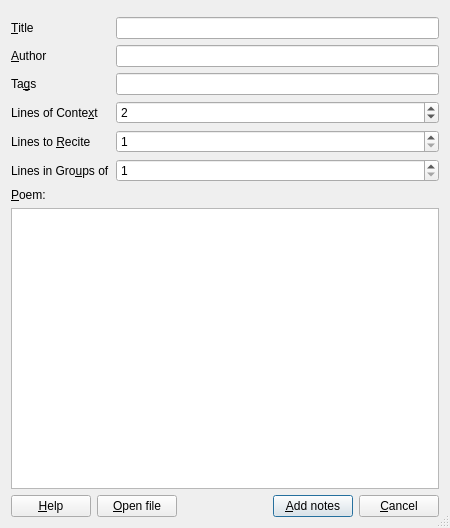
First picture: the form in designer/import_dialog.ui, repository kzhovn/AnkiLPCG, before the edit.
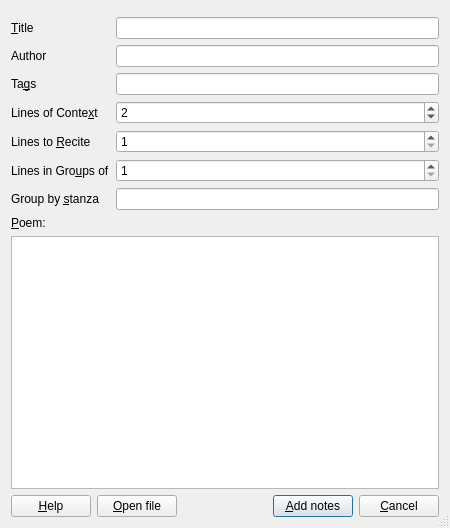
Second picture: the form after the edit.

Commit message: Removed author underline shortcut (overlap with Add and all possible letters of author)

```diff
--- a/designer/import_dialog.ui
+++ b/designer/import_dialog.ui
@@ -42,7 +42,7 @@
      <item row="4" column="0">
       <widget class="QLabel" name="label_author">
        <property name="text">
-        <string>&amp;Author</string>
+        <string>Author</string>
        </property>
        <property name="buddy">
         <cstring>authorBox</cstring>
@@ -144,6 +144,19 @@
        </property>
       </widget>
      </item>
+     <item row="11" column="0">
+      <widget class="QLabel" name="label_3">
+       <property name="text">
+        <string>Group by &amp;stanza</string>
+       </property>
+       <property name="buddy">
+        <cstring>tagsBox</cstring>
+       </property>
+      </widget>
+     </item>
+     <item row="11" column="1">
+      <widget class="QLineEdit" name="tagsBox"/>
+     </item>
     </layout>
    </item>
    <item>
```
